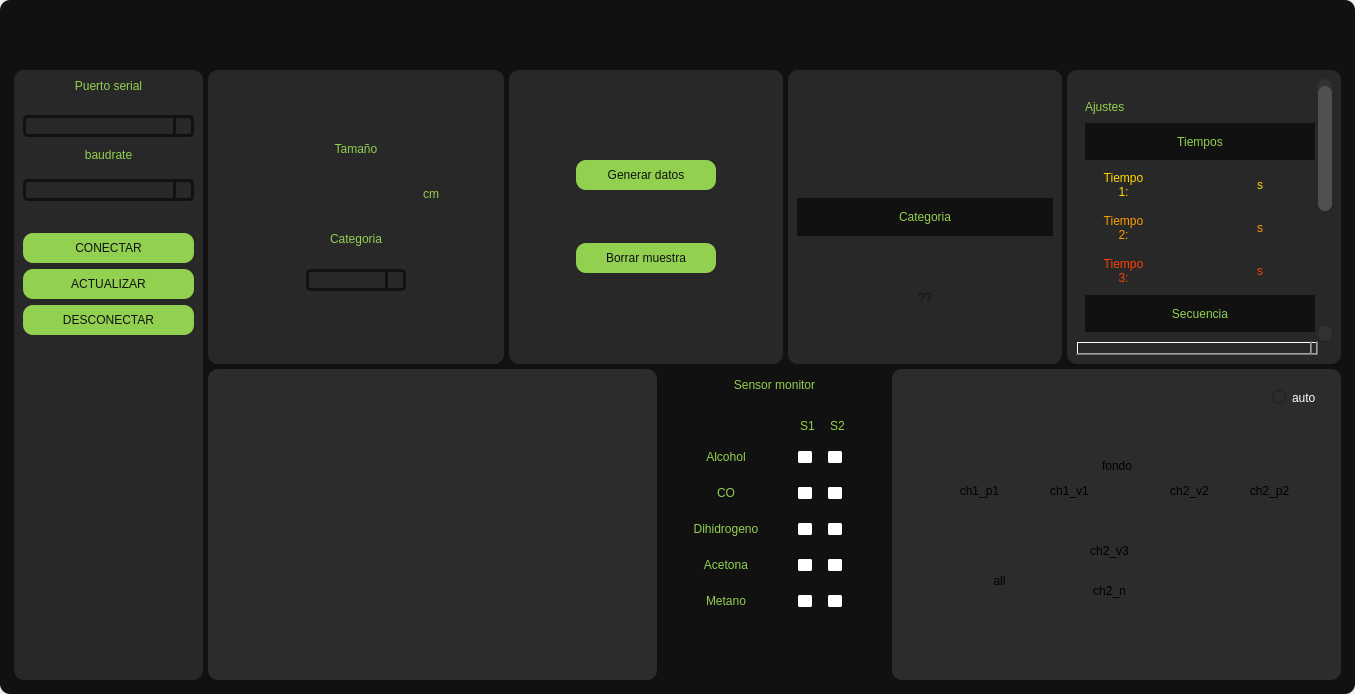
The window that Design.ui (victor456472/HMI-Enose) describes before a commit, drawn with Qt 5.
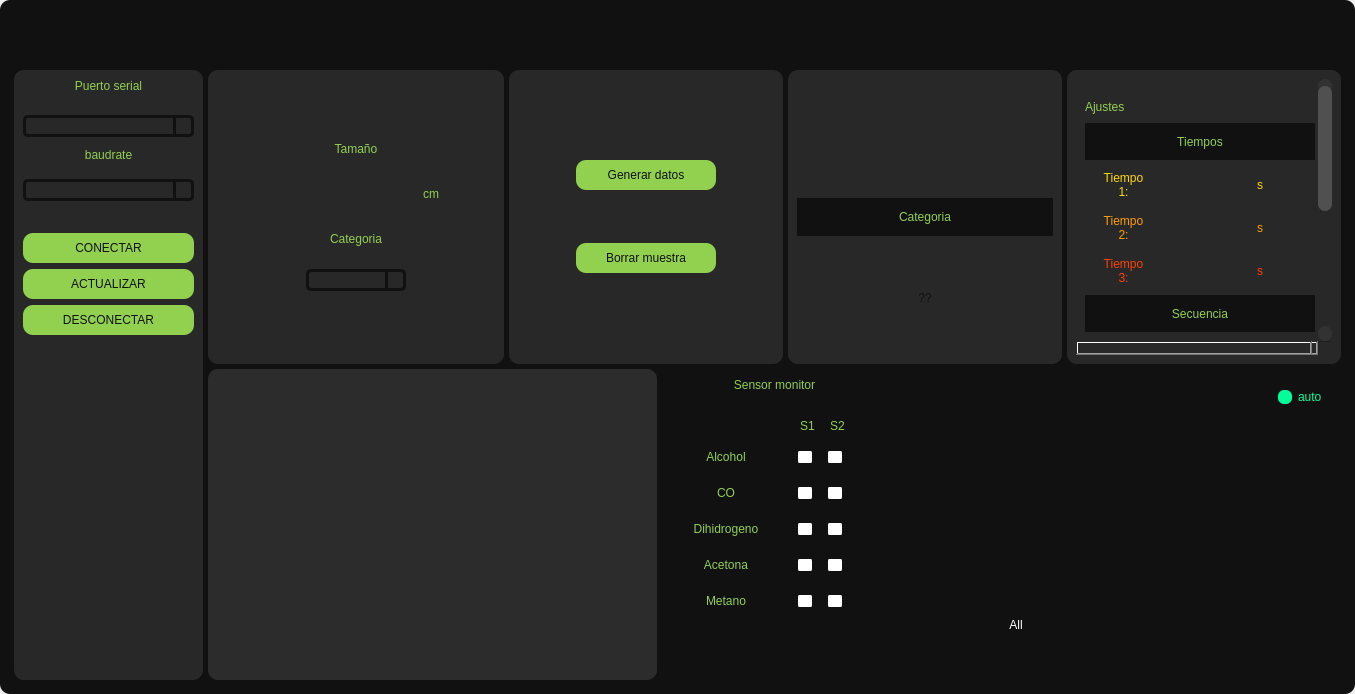
The same window after the commit. Icons and pictures are not drawn.

Commit message: frontend control manual sistema electroneumatico

What changed in the file:
```diff
--- a/Design.ui
+++ b/Design.ui
@@ -3283,8 +3283,7 @@
                 <item>
                  <widget class="QFrame" name="frame_31">
                   <property name="styleSheet">
-                   <string notr="true">background-color:rgb(44,44,44);
-border-radius:10px</string>
+                   <string notr="true"/>
                   </property>
                   <property name="frameShape">
                    <enum>QFrame::StyledPanel</enum>
@@ -3292,129 +3291,446 @@
                   <property name="frameShadow">
                    <enum>QFrame::Raised</enum>
                   </property>
-                  <widget class="QRadioButton" name="radioButton">
-                   <property name="geometry">
-                    <rect>
-                     <x>380</x>
-                     <y>20</y>
-                     <width>51</width>
-                     <height>17</height>
-                    </rect>
+                  <layout class="QVBoxLayout" name="verticalLayout_21">
+                   <item>
+                    <widget class="QFrame" name="frame_42">
+                     <property name="maximumSize">
+                      <size>
+                       <width>16777215</width>
+                       <height>30</height>
+                      </size>
+                     </property>
+                     <property name="frameShape">
+                      <enum>QFrame::StyledPanel</enum>
+                     </property>
+                     <property name="frameShadow">
+                      <enum>QFrame::Raised</enum>
+                     </property>
+                     <layout class="QHBoxLayout" name="horizontalLayout_26">
+                      <item>
+                       <spacer name="horizontalSpacer_17">
+                        <property name="orientation">
+                         <enum>Qt::Horizontal</enum>
+                        </property>
+                        <property name="sizeHint" stdset="0">
+                         <size>
+                          <width>40</width>
+                          <height>20</height>
+                         </size>
+                        </property>
+                       </spacer>
+                      </item>
+                      <item>
+                       <widget class="QRadioButton" name="radioButton_auto_manual">
+                        <property name="minimumSize">
+                         <size>
+                          <width>0</width>
+                          <height>20</height>
+                         </size>
                    </property>
                    <property name="styleSheet">
                     <string notr="true">QRadioButton{
-	color: rgb(255, 255, 255); 
-	font:87 7.5pt &quot;cooper black&quot;
+	color: rgb(0, 255, 153); 
+	font:87 7.5pt &quot;cooper black&quot;;
+}
+QRadioButton::checked{
+	color: rgb(255, 196, 0);
+	font:87 7.5pt &quot;cooper black&quot;;
+}
+
+QRadioButton::indicator::unchecked {
+    background-color: rgb(0, 255, 153);
+	border-radius: 6px;
+}
+QRadioButton::indicator::checked {
+    background-color: rgb(255, 196, 0);
+	border-radius: 6px;
 }</string>
                    </property>
                    <property name="text">
                     <string>auto</string>
                    </property>
                   </widget>
+                      </item>
+                     </layout>
+                    </widget>
+                   </item>
+                   <item>
+                    <widget class="QFrame" name="frame_41">
+                     <property name="frameShape">
+                      <enum>QFrame::StyledPanel</enum>
+                     </property>
+                     <property name="frameShadow">
+                      <enum>QFrame::Raised</enum>
+                     </property>
+                     <layout class="QHBoxLayout" name="horizontalLayout_27">
+                      <property name="spacing">
+                       <number>0</number>
+                      </property>
+                      <property name="leftMargin">
+                       <number>0</number>
+                      </property>
+                      <property name="topMargin">
+                       <number>0</number>
+                      </property>
+                      <property name="rightMargin">
+                       <number>0</number>
+                      </property>
+                      <property name="bottomMargin">
+                       <number>0</number>
+                      </property>
+                      <item>
+                       <spacer name="horizontalSpacer_18">
+                        <property name="orientation">
+                         <enum>Qt::Horizontal</enum>
+                        </property>
+                        <property name="sizeType">
+                         <enum>QSizePolicy::Maximum</enum>
+                        </property>
+                        <property name="sizeHint" stdset="0">
+                         <size>
+                          <width>3</width>
+                          <height>20</height>
+                         </size>
+                        </property>
+                       </spacer>
+                      </item>
+                      <item>
+                       <widget class="QFrame" name="frame_43">
+                        <property name="minimumSize">
+                         <size>
+                          <width>358</width>
+                          <height>244</height>
+                         </size>
+                        </property>
+                        <property name="maximumSize">
+                         <size>
+                          <width>410</width>
+                          <height>244</height>
+                         </size>
+                        </property>
+                        <property name="frameShape">
+                         <enum>QFrame::StyledPanel</enum>
+                        </property>
+                        <property name="frameShadow">
+                         <enum>QFrame::Raised</enum>
+                        </property>
                   <widget class="QPushButton" name="button_ch2_n">
                    <property name="geometry">
                     <rect>
-                     <x>180</x>
-                     <y>210</y>
+                           <x>196</x>
+                           <y>167</y>
                      <width>75</width>
-                     <height>23</height>
-                    </rect>
-                   </property>
+                           <height>30</height>
+                          </rect>
+                         </property>
+                         <property name="minimumSize">
+                          <size>
+                           <width>20</width>
+                           <height>30</height>
+                          </size>
+                         </property>
+                         <property name="styleSheet">
+                          <string notr="true">QPushButton{
+	image: url(:/images/iconos/N_R.png);
+}
+QPushButton:hover{
+	image: url(:/images/iconos/N.png);
+}
+QPushButton:pressed{
+	image: url(:/images/iconos/N_ypressed.png);
+}</string>
+                         </property>
                    <property name="text">
-                    <string>ch2_n</string>
+                          <string/>
                    </property>
                   </widget>
                   <widget class="QPushButton" name="button_ch2_v3">
                    <property name="geometry">
                     <rect>
-                     <x>180</x>
-                     <y>170</y>
+                           <x>209</x>
+                           <y>115</y>
                      <width>75</width>
                      <height>23</height>
                     </rect>
                    </property>
+                         <property name="minimumSize">
+                          <size>
+                           <width>0</width>
+                           <height>23</height>
+                          </size>
+                         </property>
+                         <property name="maximumSize">
+                          <size>
+                           <width>16777215</width>
+                           <height>23</height>
+                          </size>
+                         </property>
+                         <property name="sizeIncrement">
+                          <size>
+                           <width>0</width>
+                           <height>0</height>
+                          </size>
+                         </property>
+                         <property name="styleSheet">
+                          <string notr="true">QPushButton{
+   image: url(:/images/iconos/V3_R.png);
+}
+QPushButton:hover{
+	image: url(:/images/iconos/V3_Y.png);
+}
+QPushButton:pressed{
+	image: url(:/images/iconos/V3_Ypressed.png);
+}</string>
+                         </property>
                    <property name="text">
-                    <string>ch2_v3</string>
+                          <string/>
                    </property>
                   </widget>
                   <widget class="QPushButton" name="button_ch2_v2">
                    <property name="geometry">
                     <rect>
-                     <x>260</x>
-                     <y>110</y>
-                     <width>75</width>
-                     <height>23</height>
-                    </rect>
-                   </property>
+                           <x>286</x>
+                           <y>13</y>
+                           <width>38</width>
+                           <height>41</height>
+                          </rect>
+                         </property>
+                         <property name="minimumSize">
+                          <size>
+                           <width>38</width>
+                           <height>41</height>
+                          </size>
+                         </property>
+                         <property name="maximumSize">
+                          <size>
+                           <width>38</width>
+                           <height>41</height>
+                          </size>
+                         </property>
+                         <property name="styleSheet">
+                          <string notr="true">QPushButton{
+	image:url(:/images/iconos/V2_R.png);
+}
+QPushButton:hover{
+	image: url(:/images/iconos/V2_Y.png);
+}
+QPushButton:pressed{
+	image: url(:/images/iconos/V2_Ypressed.png);
+}</string>
+                         </property>
                    <property name="text">
-                    <string>ch2_v2</string>
-                   </property>
-                  </widget>
-                  <widget class="QPushButton" name="button_ch2_p2">
+                          <string/>
+                         </property>
+                        </widget>
+                        <widget class="QPushButton" name="button_ch2_v2_2">
                    <property name="geometry">
                     <rect>
-                     <x>340</x>
-                     <y>110</y>
-                     <width>75</width>
-                     <height>23</height>
-                    </rect>
-                   </property>
+                           <x>80</x>
+                           <y>180</y>
+                           <width>50</width>
+                           <height>50</height>
+                          </rect>
+                         </property>
+                         <property name="minimumSize">
+                          <size>
+                           <width>50</width>
+                           <height>50</height>
+                          </size>
+                         </property>
+                         <property name="maximumSize">
+                          <size>
+                           <width>50</width>
+                           <height>50</height>
+                          </size>
+                         </property>
+                         <property name="styleSheet">
+                          <string notr="true">QPushButton{
+	image: url(:/images/iconos/all_r.png);
+	color: rgb(255,255,255);
+	font:87 12pt &quot;cooper black&quot;
+}
+QPushButton:hover{
+	image: url(:/images/iconos/all_y.png);
+	font:87 12pt &quot;cooper black&quot;;
+	color:rgb(0,0,0);
+}
+QPushButton:pressed{
+	image: url(:/images/iconos/all_ypressed.png);
+	font:87 12pt &quot;cooper black&quot;;
+	color:rgb(0,0,0);
+}</string>
+                         </property>
                    <property name="text">
-                    <string>ch2_p2</string>
+                          <string>All</string>
                    </property>
                   </widget>
                   <widget class="QPushButton" name="button_ch1_v1">
                    <property name="geometry">
                     <rect>
-                     <x>140</x>
-                     <y>110</y>
-                     <width>75</width>
-                     <height>23</height>
-                    </rect>
-                   </property>
+                           <x>150</x>
+                           <y>16</y>
+                           <width>33</width>
+                           <height>36</height>
+                          </rect>
+                         </property>
+                         <property name="minimumSize">
+                          <size>
+                           <width>33</width>
+                           <height>36</height>
+                          </size>
+                         </property>
+                         <property name="maximumSize">
+                          <size>
+                           <width>33</width>
+                           <height>36</height>
+                          </size>
+                         </property>
+                         <property name="styleSheet">
+                          <string notr="true">QPushButton{
+   	image: url(:/images/iconos/V1_R.png);
+}
+QPushButton:hover{
+	image: url(:/images/iconos/V1_Y.png);
+}
+QPushButton:pressed{
+	image: url(:/images/iconos/V1_Ypressed.png);
+}</string>
+                         </property>
                    <property name="text">
-                    <string>ch1_v1</string>
+                          <string/>
                    </property>
                   </widget>
                   <widget class="QPushButton" name="button_ch1_p1">
                    <property name="geometry">
                     <rect>
-                     <x>50</x>
-                     <y>110</y>
-                     <width>75</width>
-                     <height>23</height>
-                    </rect>
-                   </property>
+                           <x>79</x>
+                           <y>8</y>
+                           <width>34</width>
+                           <height>45</height>
+                          </rect>
+                         </property>
+                         <property name="minimumSize">
+                          <size>
+                           <width>34</width>
+                           <height>45</height>
+                          </size>
+                         </property>
+                         <property name="maximumSize">
+                          <size>
+                           <width>34</width>
+                           <height>45</height>
+                          </size>
+                         </property>
+                         <property name="styleSheet">
+                          <string notr="true">QPushButton{
+	image: url(:/images/iconos/P1_R.png);
+}
+QPushButton:hover{
+	image: url(:/images/iconos/P1_Y.png);
+}
+QPushButton:pressed{
+	image: url(:/images/iconos/P1_Ypressed.png);
+}</string>
+                         </property>
                    <property name="text">
-                    <string>ch1_p1</string>
+                          <string/>
+                         </property>
+                        </widget>
+                        <widget class="QPushButton" name="button_ch2_p2">
+                         <property name="geometry">
+                          <rect>
+                           <x>356</x>
+                           <y>8</y>
+                           <width>34</width>
+                           <height>45</height>
+                          </rect>
+                         </property>
+                         <property name="minimumSize">
+                          <size>
+                           <width>34</width>
+                           <height>45</height>
+                          </size>
+                         </property>
+                         <property name="maximumSize">
+                          <size>
+                           <width>34</width>
+                           <height>45</height>
+                          </size>
+                         </property>
+                         <property name="styleSheet">
+                          <string notr="true">QPushButton{
+	image: url(:/images/iconos/P2_R.png);
+}
+QPushButton:hover{
+	image: url(:/images/iconos/P2_Y.png);
+}
+QPushButton:pressed{
+	image: url(:/images/iconos/P2_Ypressed.png);
+}</string>
+                         </property>
+                         <property name="text">
+                          <string/>
                    </property>
                   </widget>
                   <widget class="QLabel" name="imagen_fondo">
                    <property name="geometry">
                     <rect>
-                     <x>210</x>
-                     <y>90</y>
-                     <width>47</width>
-                     <height>13</height>
-                    </rect>
-                   </property>
+                           <x>0</x>
+                           <y>-10</y>
+                           <width>366</width>
+                           <height>200</height>
+                          </rect>
+                         </property>
+                         <property name="minimumSize">
+                          <size>
+                           <width>366</width>
+                           <height>200</height>
+                          </size>
+                         </property>
+                         <property name="maximumSize">
+                          <size>
+                           <width>366</width>
+                           <height>16777215</height>
+                          </size>
+                         </property>
+                         <property name="styleSheet">
+                          <string notr="true">image:url(:/images/iconos/APAGADO.png);</string>
+                         </property>
                    <property name="text">
-                    <string>fondo</string>
-                   </property>
-                  </widget>
-                  <widget class="QPushButton" name="button_ch2_v2_2">
-                   <property name="geometry">
-                    <rect>
-                     <x>70</x>
-                     <y>200</y>
-                     <width>75</width>
-                     <height>23</height>
-                    </rect>
-                   </property>
-                   <property name="text">
-                    <string>all</string>
-                   </property>
-                  </widget>
+                          <string/>
+                         </property>
+                        </widget>
+                        <zorder>imagen_fondo</zorder>
+                        <zorder>button_ch2_n</zorder>
+                        <zorder>button_ch2_v3</zorder>
+                        <zorder>button_ch2_v2</zorder>
+                        <zorder>button_ch2_v2_2</zorder>
+                        <zorder>button_ch1_v1</zorder>
+                        <zorder>button_ch1_p1</zorder>
+                        <zorder>button_ch2_p2</zorder>
+                       </widget>
+                      </item>
+                      <item>
+                       <spacer name="horizontalSpacer_19">
+                        <property name="orientation">
+                         <enum>Qt::Horizontal</enum>
+                        </property>
+                        <property name="sizeType">
+                         <enum>QSizePolicy::Maximum</enum>
+                        </property>
+                        <property name="sizeHint" stdset="0">
+                         <size>
+                          <width>3</width>
+                          <height>20</height>
+                         </size>
+                        </property>
+                       </spacer>
+                      </item>
+                     </layout>
+                    </widget>
+                   </item>
+                  </layout>
                  </widget>
                 </item>
                </layout>
```
Left out of the diff: 2 changed lines with no effect on the pictures. Lines whose indentation alone changed are shown as unchanged. The commit also changes 18 other files.
